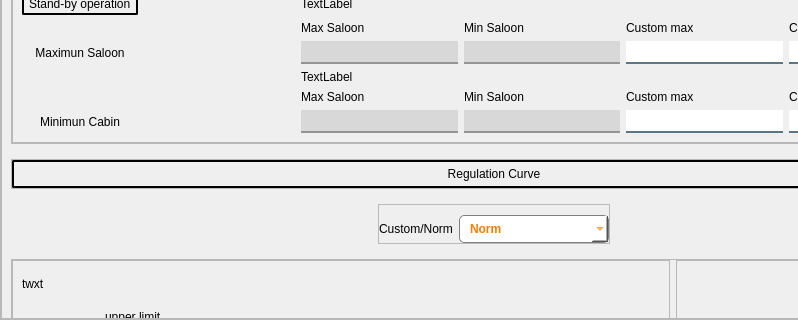
The window that ui/ui_files/custom_interior.ui (ali7haider/railway-automation-system) describes before a commit, drawn with Qt 5; both pictures show x 0 to 798 and y 366 to 686 of the 996 by 686 pixel window.
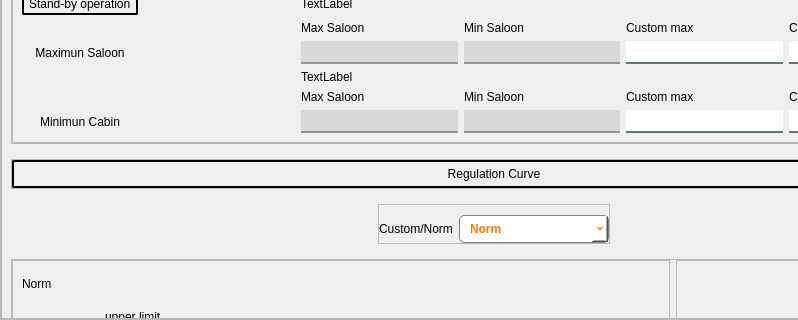
The same window after the commit. Icons and pictures are not drawn.

Commit message: Enhance Custom Interior Conditions screen by adding default values support and updating UI elements for improved functionality and user experience

Diff of the .ui file:
```diff
--- a/ui/ui_files/custom_interior.ui
+++ b/ui/ui_files/custom_interior.ui
@@ -224,7 +224,7 @@
           <property name="geometry">
            <rect>
             <x>0</x>
-            <y>0</y>
+            <y>-652</y>
             <width>984</width>
             <height>2091</height>
            </rect>
@@ -1059,7 +1059,7 @@
                  <item row="0" column="0">
                   <widget class="QLabel" name="lblSaloonStandard_4">
                    <property name="text">
-                    <string>twxt</string>
+                    <string>Norm</string>
                    </property>
                   </widget>
                  </item>
```
Left out of the diff: 2 changed lines with no effect on the pictures. The commit also changes 4 other files.
